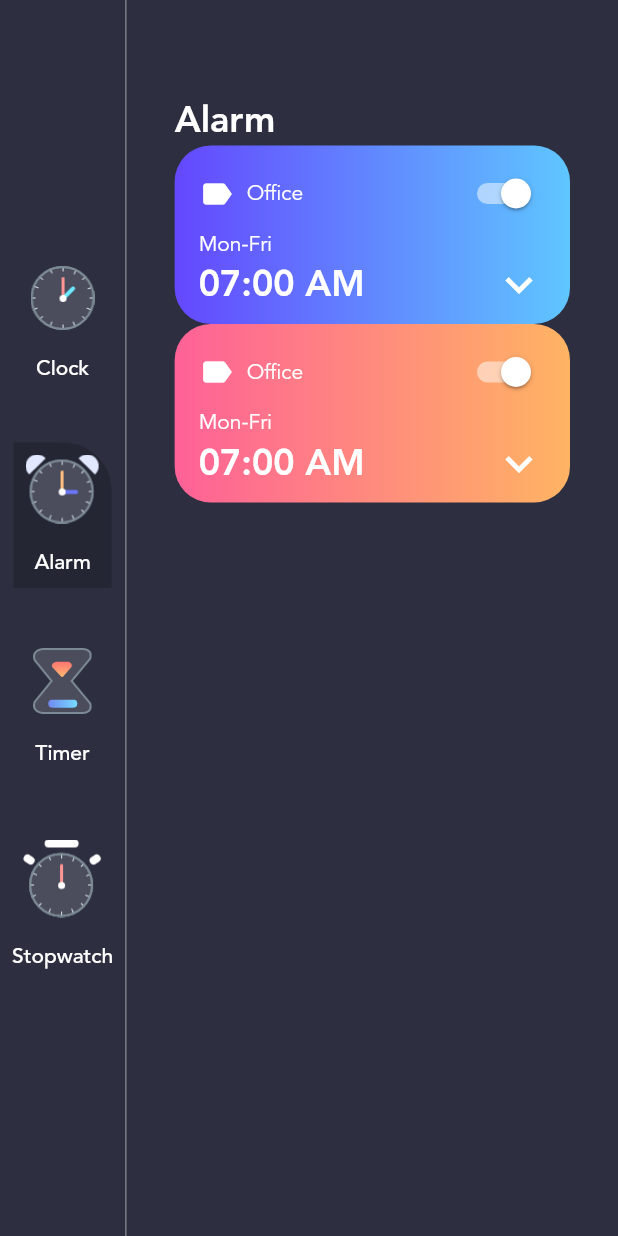
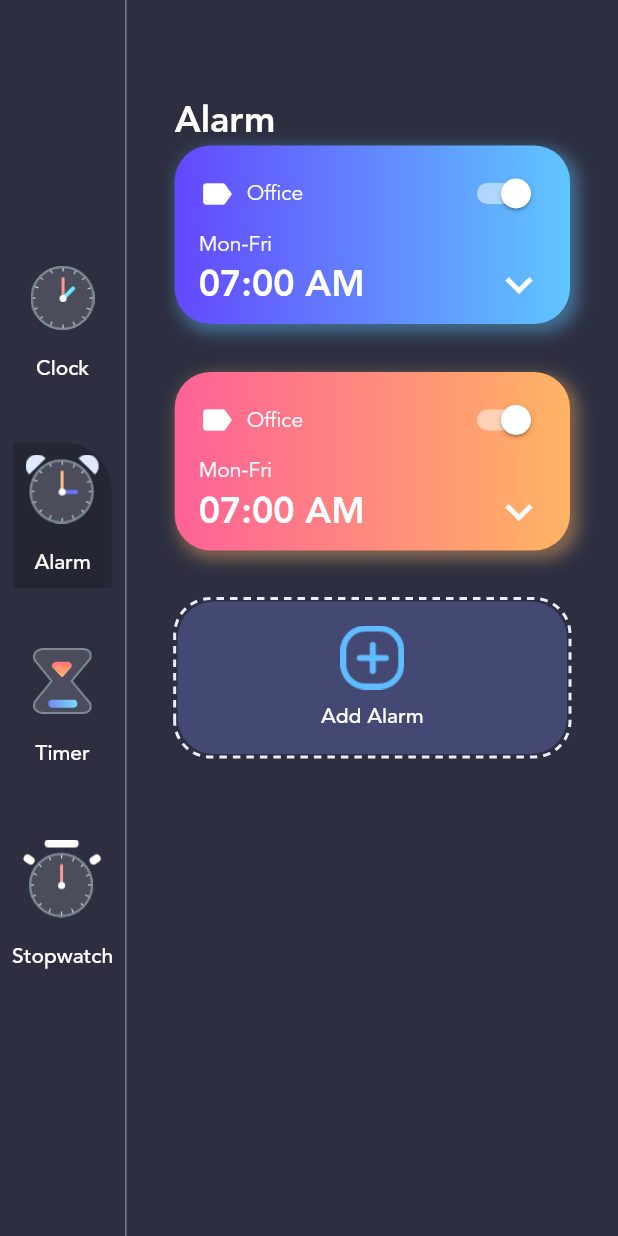
Before and after one commit to Mohamed-Rashed/s7eny, a Flutter app: the screen it shows after launch, after a tap on "Alarm", on a phone screen of 412 x 824 dp. Run offline on Flutter 3.47's test engine with Material 2 defaults, Android fonts, the phone set to English and light mode, and no system bars; drawn by our look-alikes of dotted_border; our stand-ins replace flutter_local_notifications.

```diff
--- a/lib/Screens/alarm_page.dart
+++ b/lib/Screens/alarm_page.dart
@@ -1,3 +1,5 @@
+import 'package:dotted_border/dotted_border.dart';
+import 'package:flutter/cupertino.dart';
 import 'package:flutter/material.dart';
 import 'package:s7eny/const/colors.dart';
 import 'package:s7eny/data.dart';
@@ -29,10 +31,11 @@ class _AlarmPageState extends State<AlarmPage> {
             ),
             Expanded(
               child: ListView(
-                children: alarms.map((alarm) {
+                children: alarms.map<Widget>((alarm) {
                   var gradientColor = GradientTemplate
                       .gradientTemplate[alarm.gradientColorIndex!].colors;
                   return Container(
+                    margin: EdgeInsets.only(bottom: 32),
                     padding: EdgeInsets.symmetric(
                       horizontal: 16,
                       vertical: 8,
@@ -43,6 +46,14 @@ class _AlarmPageState extends State<AlarmPage> {
                         begin: Alignment.centerLeft,
                         end: Alignment.centerRight,
                       ),
+                      boxShadow: [
+                        BoxShadow(
+                          color: gradientColor.last.withOpacity(0.4),
+                          blurRadius: 8,
+                          spreadRadius: 2,
+                          offset: Offset(4, 4),
+                        ),
+                      ],
                       borderRadius: BorderRadius.all(
                         Radius.circular(24),
                       ),
@@ -108,7 +119,47 @@ class _AlarmPageState extends State<AlarmPage> {
                       ],
                     ),
                   );
-                }).toList(),
+                }).followedBy([
+                  DottedBorder(
+                    strokeWidth: 2,
+                    color: MyColor.clockOutline,
+                    borderType: BorderType.RRect,
+                    radius: Radius.circular(24),
+                    dashPattern: [5,4],
+                    child: Container(
+                      width: double.infinity,
+                      decoration: BoxDecoration(
+                        color: MyColor.clockBG,
+                        borderRadius: BorderRadius.all(Radius.circular(24)),
+                      ),
+                      child: FlatButton(
+                        padding: EdgeInsets.symmetric(
+                          horizontal: 32,
+                          vertical: 16,
+                        ),
+                        onPressed: () {},
+                        child: Column(
+                          children: [
+                            Image.asset(
+                              'assets/add_alarm.png',
+                              scale: 1.5,
+                            ),
+                            SizedBox(
+                              height: 8,
+                            ),
+                            Text(
+                              "Add Alarm",
+                              style: TextStyle(
+                                fontFamily: 'avenir',
+                                color: MyColor.primaryTextColor,
+                              ),
+                            ),
+                          ],
+                        ),
+                      ),
+                    ),
+                  ),
+                ]).toList(),
               ),
             ),
           ],
--- a/lib/main.dart
+++ b/lib/main.dart
@@ -1,10 +1,33 @@
 import 'package:flutter/material.dart';
+import 'package:flutter_local_notifications/flutter_local_notifications.dart';
 import 'package:provider/provider.dart';
 import 'package:s7eny/Screens/home_screen.dart';
 import 'package:s7eny/enum.dart';
 import 'package:s7eny/models/menu_info.dart';
 
-void main() {
+final FlutterLocalNotificationsPlugin flutterLocalNotificationsPlugin =
+    FlutterLocalNotificationsPlugin();
+
+void main() async {
+  WidgetsFlutterBinding.ensureInitialized();
+  var initializationSettingsAndroid =
+      AndroidInitializationSettings('codex_logo');
+  var initializationSettingsIOS = IOSInitializationSettings(
+      requestAlertPermission: true,
+      requestBadgePermission: true,
+      requestSoundPermission: true,
+      onDidReceiveLocalNotification:
+          (int? id, String? title, String? body, String? payload) async {});
+  var initializationSettings = InitializationSettings(
+    android: initializationSettingsAndroid,
+    iOS: initializationSettingsIOS,
+  );
+  await flutterLocalNotificationsPlugin.initialize(initializationSettings,
+      onSelectNotification: (String? payload) async {
+    if (payload != null) {
+      debugPrint('notification payload: ' + payload);
+    }
+  });
   runApp(MyApp());
 }
 
@@ -18,7 +41,8 @@ class MyApp extends StatelessWidget {
         primarySwatch: Colors.blue,
       ),
       debugShowCheckedModeBanner: false,
-      home: ChangeNotifierProvider<MenuInfo>(create: (context) => MenuInfo(MenuType.clock),child: HomePage()),
+      home: ChangeNotifierProvider<MenuInfo>(
+          create: (context) => MenuInfo(MenuType.clock), child: HomePage()),
     );
   }
 }
--- a/pubspec.yaml
+++ b/pubspec.yaml
@@ -30,6 +30,8 @@ dependencies:
   cupertino_icons: ^1.0.2
   intl: ^0.17.0
   provider: ^6.0.1
+  dotted_border: ^2.0.0+1
+  flutter_local_notifications: ^9.1.2
 
 dev_dependencies:
   flutter_test:
```
Also changed, not shown: pubspec.lock, 3 other files.
